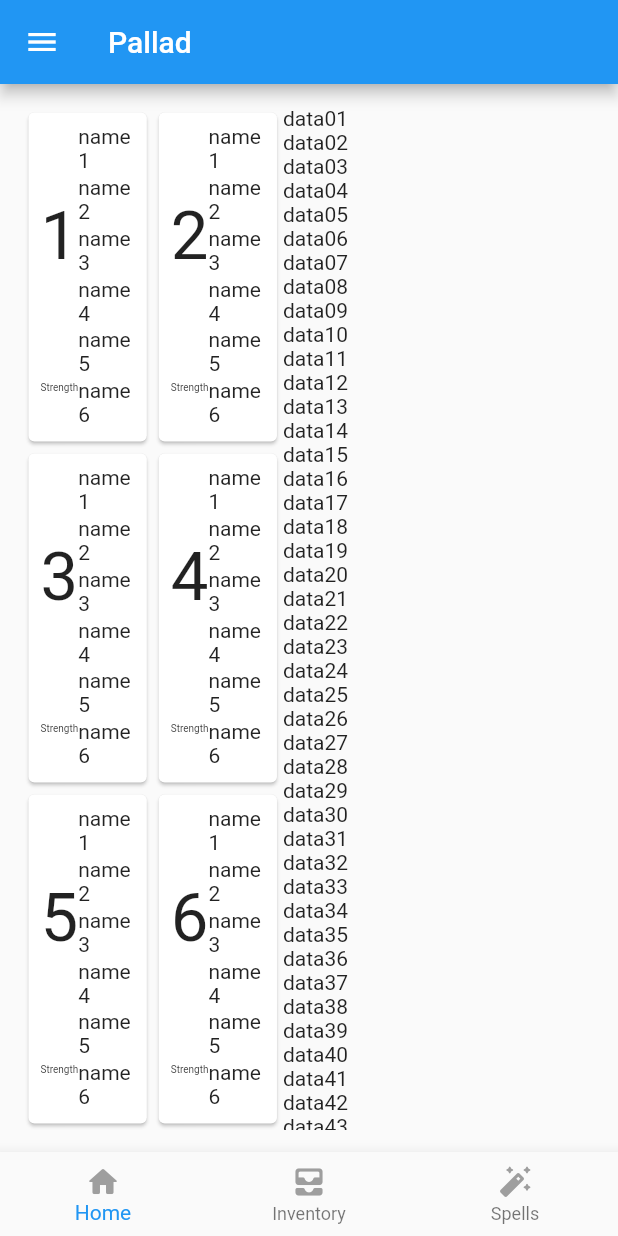
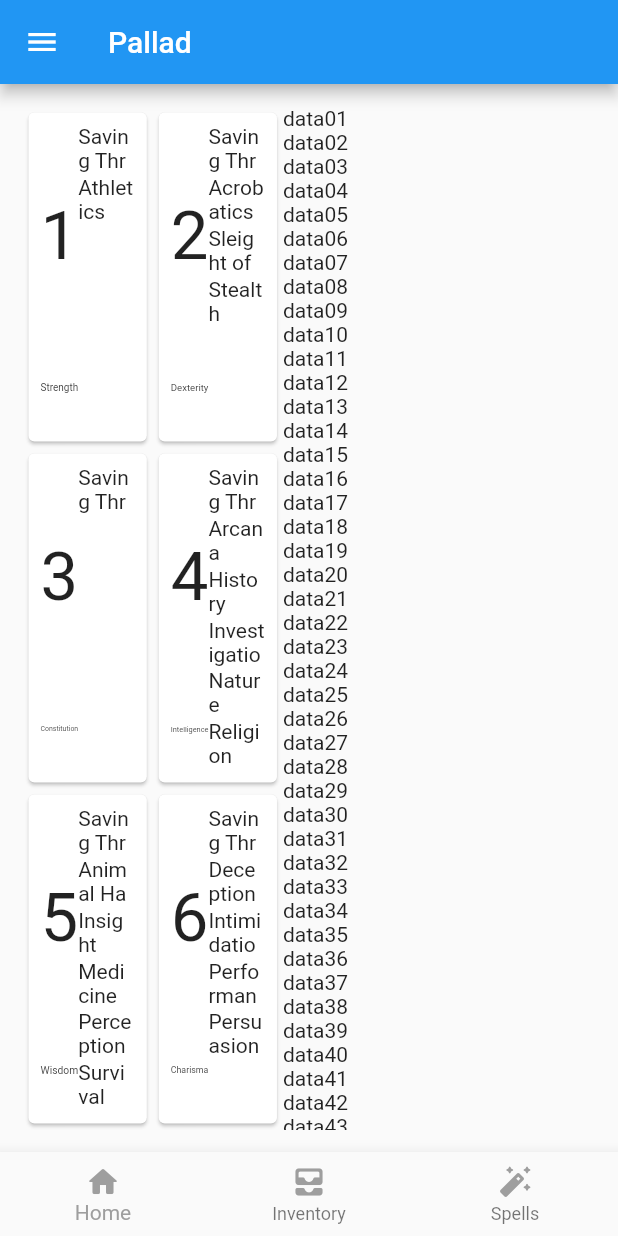
Before and after one commit to IlPapera/cs5e_iOS_flutter, a Flutter app: the screen it shows after launch, on a phone screen of 412 x 824 dp. Run offline on Flutter 3.47's test engine with Material 2 defaults, Android fonts, the phone set to English and light mode, and no system bars.

```diff
--- a/cs5e/lib/main.dart
+++ b/cs5e/lib/main.dart
@@ -99,27 +99,27 @@ Widget attributeBoxGenerator(
               children: [
                 Expanded(
                   flex: 1,
-                  child: Text(stats[0]),
+                  child: Text(stats[0], textAlign: TextAlign.left),
                 ),
                 Expanded(
                   flex: 1,
-                  child: Text(stats[1]),
+                  child: Text(stats[1], textAlign: TextAlign.left),
                 ),
                 Expanded(
                   flex: 1,
-                  child: Text(stats[2]),
+                  child: Text(stats[2], textAlign: TextAlign.left),
                 ),
                 Expanded(
                   flex: 1,
-                  child: Text(stats[3]),
+                  child: Text(stats[3], textAlign: TextAlign.left),
                 ),
                 Expanded(
                   flex: 1,
-                  child: Text(stats[4], style: const TextStyle()),
+                  child: Text(stats[4], textAlign: TextAlign.left),
                 ),
                 Expanded(
                   flex: 1,
-                  child: Text(stats[5]),
+                  child: Text(stats[5], textAlign: TextAlign.left),
                 ),
               ],
             ),
@@ -150,17 +150,38 @@ class _MyAppState extends State<MyApp> {
     List<Widget> attributes = [];
 
     attributes.add(attributeBoxGenerator(attributeNames[0], 1,
-        ['name1', 'name2', 'name3', 'name4', 'name5', 'name6'], []));
-    attributes.add(attributeBoxGenerator(attributeNames[0], 2,
-        ['name1', 'name2', 'name3', 'name4', 'name5', 'name6'], []));
-    attributes.add(attributeBoxGenerator(attributeNames[0], 3,
-        ['name1', 'name2', 'name3', 'name4', 'name5', 'name6'], []));
-    attributes.add(attributeBoxGenerator(attributeNames[0], 4,
-        ['name1', 'name2', 'name3', 'name4', 'name5', 'name6'], []));
-    attributes.add(attributeBoxGenerator(attributeNames[0], 5,
-        ['name1', 'name2', 'name3', 'name4', 'name5', 'name6'], []));
-    attributes.add(attributeBoxGenerator(attributeNames[0], 6,
-        ['name1', 'name2', 'name3', 'name4', 'name5', 'name6'], []));
+        ['Saving Throws', 'Athletics', '', '', '', ''], []));
+    attributes.add(attributeBoxGenerator(
+        attributeNames[1],
+        2,
+        ['Saving Throws', 'Acrobatics', 'Sleight of Hand', 'Stealth', '', ''],
+        []));
+    attributes.add(attributeBoxGenerator(
+        attributeNames[2], 3, ['Saving Throws', '', '', '', '', ''], []));
+    attributes.add(attributeBoxGenerator(attributeNames[3], 4, [
+      'Saving Throws',
+      'Arcana',
+      'History',
+      'Investigation',
+      'Nature',
+      'Religion'
+    ], []));
+    attributes.add(attributeBoxGenerator(attributeNames[4], 5, [
+      'Saving Throws',
+      'Animal Handling',
+      'Insight',
+      'Medicine',
+      'Perception',
+      'Survival'
+    ], []));
+    attributes.add(attributeBoxGenerator(attributeNames[5], 6, [
+      'Saving Throws',
+      'Deception',
+      'Intimidation',
+      'Performance',
+      'Persuasion',
+      ''
+    ], []));
 
 //--------------------------------------------------------------------------------------------------------------------------------------------------------------------------
 //------------------------------------------------------------------------------  HOME  ------------------------------------------------------------------------------------
@@ -330,7 +351,7 @@ class _MyAppState extends State<MyApp> {
 
     final bottNavBar = BottomNavigationBar(
       items: barItems,
-      //backgroundColor: Colors.grey,
+      fixedColor: Colors.grey,
       currentIndex: currIndex,
       type: BottomNavigationBarType.fixed,
       onTap: (int indexIn) {
```
